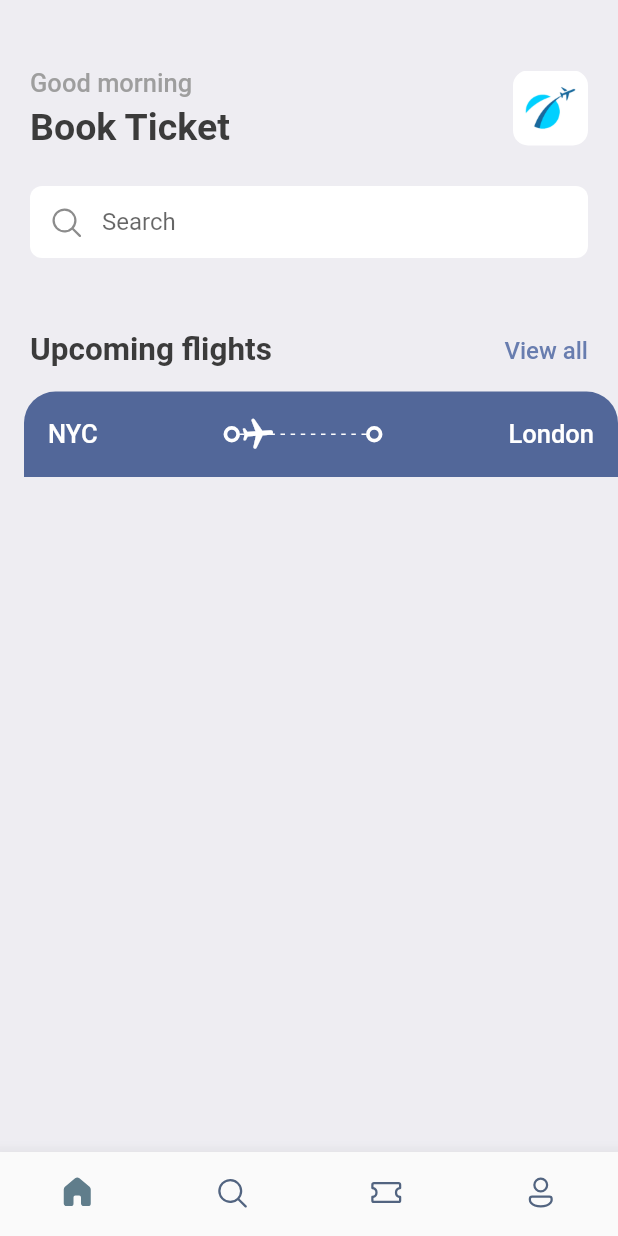
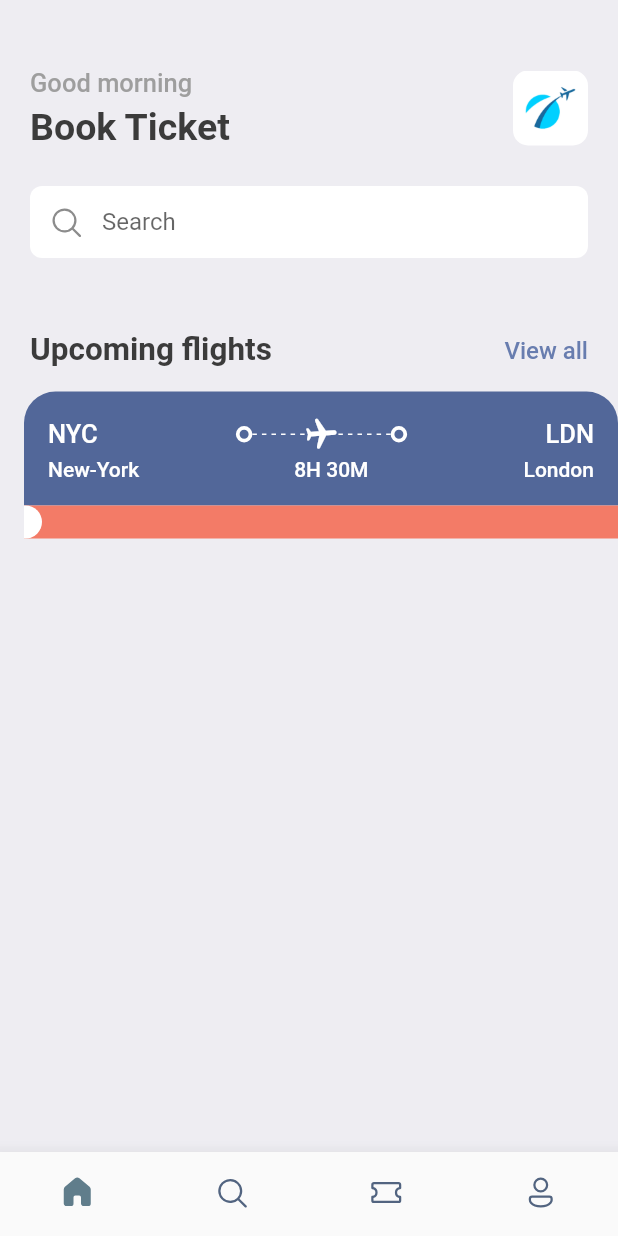
Before and after one commit to Gaiusrichard/ticket-tree, a Flutter app: the screen it shows after launch, on a phone screen of 412 x 824 dp. Run offline on Flutter 3.47's test engine with Material 2 defaults, Android fonts, the phone set to English and light mode, and no system bars; our stand-ins replace fluentui_icons.

Commit message:
60/100 ticket widget

```diff
--- a/lib/util/app_styles.dart
+++ b/lib/util/app_styles.dart
@@ -6,7 +6,7 @@ class Styles {
   static Color primaryColor = primary;
   static Color textColor = const Color(0xFF3b3b3b);
   static Color bgColor = const Color(0xFFeeedf2);
-  static Color orangeColor = const Color(0xFF526799);
+  static Color orangeColor = const Color(0xFFF37b67);
   static TextStyle textStyle =
       TextStyle(fontSize: 16, color: textColor, fontWeight: FontWeight.w500);
   static TextStyle headlineText1 =
--- a/lib/widgets/ticket.dart
+++ b/lib/widgets/ticket.dart
@@ -58,22 +58,68 @@ class Ticket extends StatelessWidget {
                               );
                             }),
                           ),
-                          Transform.rotate(
-                              angle: 1.5,
-                              child: const Icon(Icons.local_airport_rounded,
-                                  color: Colors.white)),
+                          Center(
+                            child: Transform.rotate(
+                                angle: 1.5,
+                                child: const Icon(Icons.local_airport_rounded,
+                                    color: Colors.white)),
+                          ),
                         ])),
                         CircleStyle(),
                         const Spacer(),
                         Text(
-                          'London',
+                          'LDN',
                           style: Styles.headlineText3
                               .copyWith(color: Colors.white),
                         ),
                       ],
                     ),
+                    const SizedBox(
+                      height: 3,
+                    ),
+                    Row(children: [
+                      Text(
+                        'New-York',
+                        style:
+                            Styles.headlineText4.copyWith(color: Colors.white),
+                      ),
+                      const Spacer(),
+                      Text(
+                        '8H 30M',
+                        style:
+                            Styles.headlineText4.copyWith(color: Colors.white),
+                      ),
+                      const Spacer(),
+                      Text(
+                        'London',
+                        style:
+                            Styles.headlineText4.copyWith(color: Colors.white),
+                      ),
+                    ])
                   ],
                 ),
+              ),
+              Container(
+                decoration: BoxDecoration(
+                    color: Styles.orangeColor,
+                    borderRadius: const BorderRadius.only(
+                        // bottomLeft: Radius.circular(21.0),
+                        // bottomRight: Radius.circular(21.0)
+                        )),
+                child: Column(children: [
+                  Row(
+                    children: [
+                      Container(
+                        height: 22,
+                        width: 12,
+                        decoration: const BoxDecoration(
+                          color: Colors.white,
+                          borderRadius: BorderRadius.only(topRight: Radius.circular(100), bottomRight: Radius.circular(100))
+                        )
+                      )
+                    ]
+                  ),
+                ]),
               )
             ],
           )),
```
